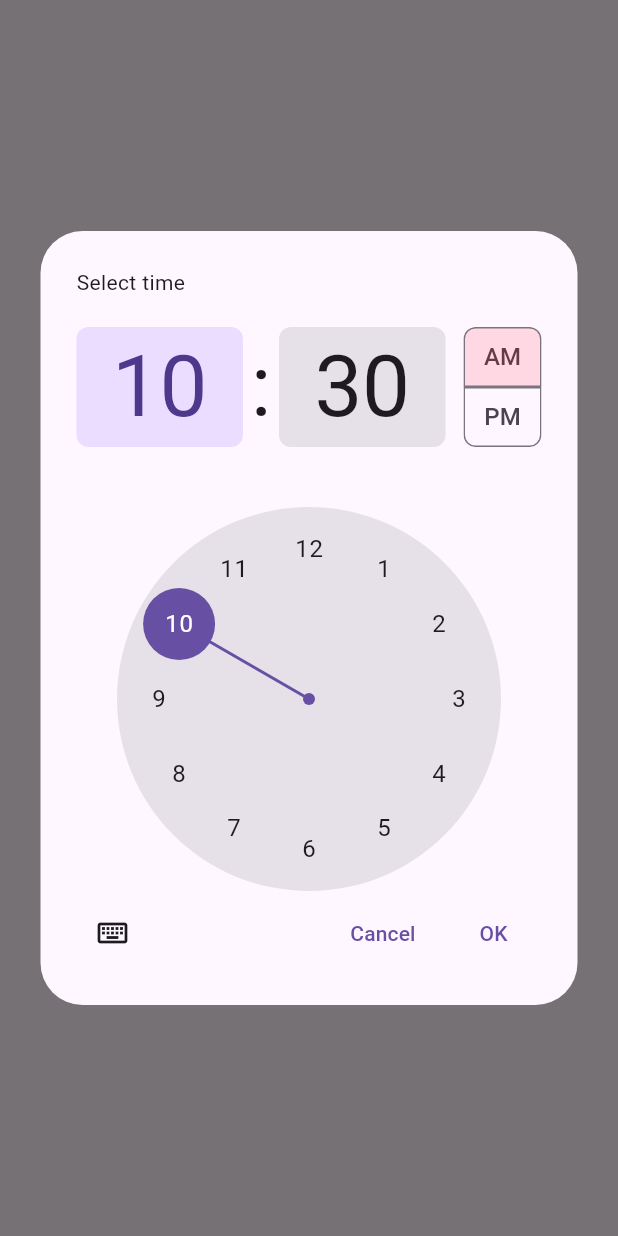
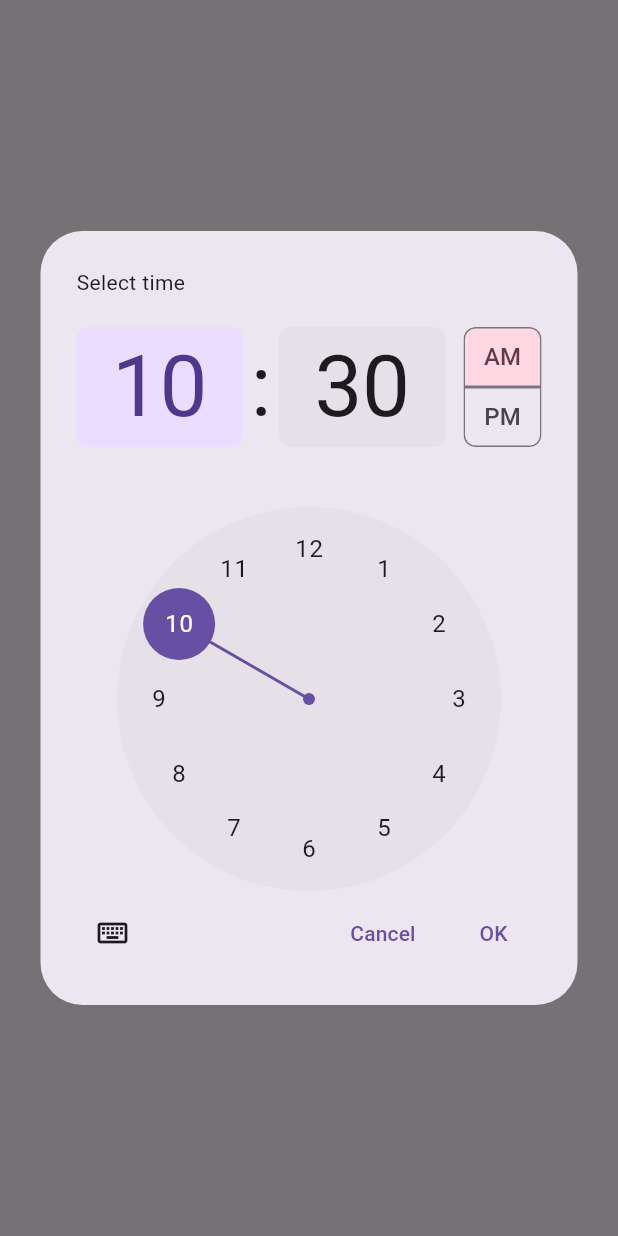
Before and after one commit to creatorjun/SafeDiary, a Flutter app: the AddEditEventDialog widget shown alone on an empty page, opened directly with empty values, after a tap on the "clear" icon, after a tap on "시작 시간", on a phone screen of 412 x 824 dp. Run offline on Flutter 3.47's test engine with Material 3 defaults, Android fonts, the phone set to English and light mode, and no system bars; our stand-ins replace crystal_navigation_bar, flutter_dotenv, flutter_secure_storage, flutter_svg_provider, get, table_calendar; missing offline and left inert: kakao_flutter_sdk, naver_login_sdk, stomp_dart_client; accounts and stored records are empty.

Commit message:
코드 정리

```diff
--- a/lib/app/controllers/chat_controller.dart
+++ b/lib/app/controllers/chat_controller.dart
@@ -64,7 +64,7 @@ class ChatController extends GetxController {
       return;
     }
 
-    String stompUrl = baseApiUrl.replaceFirst(RegExp(r'^http'), 'ws') + "/ws";
+    String stompUrl = "${baseApiUrl.replaceFirst(RegExp(r'^http'), 'ws')}/ws";
 
     if (kDebugMode) {
       print('[ChatController] Attempting to connect to STOMP: $stompUrl');
@@ -252,7 +252,7 @@ class ChatController extends GetxController {
     // 'timestamp'는 서버에서 최종적으로 설정하거나 클라이언트 시간을 참고할 수 있습니다.
     // 'id'는 서버에서 생성하므로 클라이언트에서는 보내지 않습니다.
     final messageToSendPayload = {
-      'type': MessageType.CHAT.name, // 서버 ChatMessageDto의 type 필드와 일치해야 함
+      'type': MessageType.chat.name, // 서버 ChatMessageDto의 type 필드와 일치해야 함
       'content': content,
       'senderUid': _currentUserUid,
       'receiverUid': _chatPartnerUid,
--- a/lib/app/controllers/home_controller.dart
+++ b/lib/app/controllers/home_controller.dart
@@ -156,7 +156,7 @@ class HomeController extends GetxController {
                         ),
                         onPressed: () {
                           Get.back();
-                          Get.toNamed(Routes.PROFILE_AUTH);
+                          Get.toNamed(Routes.profileAuth);
                         },
                         child: Text(
                           '지금 설정',
--- a/lib/app/controllers/profile_auth_controller.dart
+++ b/lib/app/controllers/profile_auth_controller.dart
@@ -32,7 +32,7 @@ class ProfileAuthController extends GetxController {
   void _checkPasswordStatusAndProceed() {
     // 앱 비밀번호가 설정되어 있지 않으면 바로 프로필 화면으로 이동
     if (!_loginController.user.isAppPasswordSet) {
-      Get.offNamed(Routes.PROFILE);
+      Get.offNamed(Routes.profile);
     }
   }
 
@@ -54,7 +54,7 @@ class ProfileAuthController extends GetxController {
     if (isVerified) {
       passwordController.clear();
       failedAttemptCount.value = 0;
-      Get.offNamed(Routes.PROFILE); // 인증 성공 시 프로필 화면으로 이동
+      Get.offNamed(Routes.profile); // 인증 성공 시 프로필 화면으로 이동
     } else {
       // LoginController에서 설정한 에러 메시지를 사용하거나 여기서 직접 설정
       if (_loginController.errorMessage.isNotEmpty) {
--- a/lib/app/routes/app_pages.dart
+++ b/lib/app/routes/app_pages.dart
@@ -24,31 +24,31 @@ part 'app_routes.dart'; // app_routes.dart 파일을 현재 파일의 일부로
 class AppPages {
   AppPages._(); // private constructor로, 이 클래스의 직접적인 인스턴스화 방지
 
-  static const INITIAL = Routes.LOGIN; // 앱 시작 시 첫 화면 경로
+  static const initial = Routes.login; // 앱 시작 시 첫 화면 경로
 
   static final routes = [
     GetPage(
-      name: _Paths.LOGIN,
+      name: _Paths.login,
       page: () => const LoginScreen(),
       binding: LoginBinding(),
     ),
     GetPage(
-      name: _Paths.HOME,
+      name: _Paths.home,
       page: () => const HomeScreen(),
       binding: HomeBinding(),
     ),
     GetPage(
-      name: _Paths.PROFILE_AUTH, // 개인정보 접근 인증 화면 경로
+      name: _Paths.profileAuth, // 개인정보 접근 인증 화면 경로
       page: () => const ProfileAuthScreen(), // 화면 위젯
       binding: ProfileAuthBinding(), // 바인딩
     ),
     GetPage(
-      name: _Paths.PROFILE,
+      name: _Paths.profile,
       page: () => ProfileScreen(),
       binding: ProfileBinding(),
     ),
     GetPage(
-      name: _Paths.CHAT, // 채팅 화면 경로
+      name: _Paths.chat, // 채팅 화면 경로
       page: () => const ChatScreen(), // 화면 위젯
       binding: ChatBinding(), // 바인딩
     ),
--- a/lib/app/routes/app_routes.dart
+++ b/lib/app/routes/app_routes.dart
@@ -4,18 +4,18 @@ part of 'app_pages.dart'; // app_pages.dart의 일부임을 명시
 
 abstract class Routes {
   Routes._(); // private constructor
-  static const LOGIN = _Paths.LOGIN;
-  static const HOME = _Paths.HOME;
-  static const PROFILE = _Paths.PROFILE;
-  static const PROFILE_AUTH = _Paths.PROFILE_AUTH; // PROFILE_AUTH 라우트 정의 추가
-  static const CHAT = _Paths.CHAT; // CHAT 라우트 정의 추가
+  static const login = _Paths.login;
+  static const home = _Paths.home;
+  static const profile = _Paths.profile;
+  static const profileAuth = _Paths.profileAuth; // PROFILE_AUTH 라우트 정의 추가
+  static const chat = _Paths.chat; // CHAT 라우트 정의 추가
 }
 
 abstract class _Paths {
   _Paths._(); // private constructor
-  static const LOGIN = '/login';
-  static const HOME = '/home';
-  static const PROFILE = '/profile';
-  static const PROFILE_AUTH = '/profile-auth'; // PROFILE_AUTH 경로 문자열 추가
-  static const CHAT = '/chat'; // CHAT 경로 문자열 추가
+  static const login = '/login';
+  static const home = '/home';
+  static const profile = '/profile';
+  static const profileAuth = '/profile-auth'; // PROFILE_AUTH 경로 문자열 추가
+  static const chat = '/chat'; // CHAT 경로 문자열 추가
 }
--- a/lib/app/views/chat_screen.dart
+++ b/lib/app/views/chat_screen.dart
@@ -140,7 +140,7 @@ class ChatScreen extends GetView<ChatController> {
               borderRadius: radius,
               boxShadow: [
                 BoxShadow(
-                  color: Colors.black.withOpacity(0.05),
+                  color: Colors.black.withAlpha(95),
                   blurRadius: 3,
                   offset: const Offset(0, 1),
                 )
@@ -173,7 +173,7 @@ class ChatScreen extends GetView<ChatController> {
           BoxShadow(
             offset: const Offset(0, -1),
             blurRadius: 4,
-            color: Colors.black.withOpacity(0.05),
+            color: Colors.black.withAlpha(95),
           ),
         ],
       ),
--- a/lib/app/views/home_screen.dart
+++ b/lib/app/views/home_screen.dart
@@ -58,7 +58,7 @@ class HomeScreen extends GetView<HomeController> {
             tooltip: '더보기',
             onSelected: (String value) {
               if (value == 'profile') {
-                Get.toNamed(Routes.PROFILE_AUTH);
+                Get.toNamed(Routes.profileAuth);
               } else if (value == 'logout') {
                 loginController.logout();
               }
@@ -102,7 +102,7 @@ class HomeScreen extends GetView<HomeController> {
                 controller.changeTabIndex(index);
               },
               unselectedItemColor: Colors.grey.shade400,
-              backgroundColor: theme.cardColor.withOpacity(0.85),
+              backgroundColor: theme.cardColor.withAlpha(15),
               borderRadius: 24,
               enableFloatingNavBar: true,
               items: [
--- a/lib/app/views/luck_view.dart
+++ b/lib/app/views/luck_view.dart
@@ -21,7 +21,7 @@ class LuckView extends GetView<LuckController> {
           ),
           boxShadow: [
             BoxShadow(
-              color: Colors.black.withOpacity(0.1),
+              color: Colors.black.withAlpha(90),
               blurRadius: 8.0,
               spreadRadius: 2.0,
             )
@@ -181,7 +181,7 @@ class LuckView extends GetView<LuckController> {
                       style: textStyleLarge,
                     )),
                     horizontalSpaceSmall,
-                    Icon(Icons.arrow_drop_down_circle_outlined, size: 20, color: Theme.of(context).textTheme.titleLarge?.color?.withOpacity(0.7)),
+                    Icon(Icons.arrow_drop_down_circle_outlined, size: 20, color: Theme.of(context).textTheme.titleLarge?.color?.withAlpha(30)),
                   ],
                 ),
               ),
@@ -274,7 +274,7 @@ class LuckView extends GetView<LuckController> {
             verticalSpaceSmall,
             Text(
               content,
-              style: textStyleSmall.copyWith(height: 1.5, color: Colors.black87.withOpacity(0.75)),
+              style: textStyleSmall.copyWith(height: 1.5, color: Colors.black87.withAlpha(25)),
               textAlign: TextAlign.justify,
             ),
           ],
--- a/lib/app/views/profile_screen.dart
+++ b/lib/app/views/profile_screen.dart
@@ -120,7 +120,7 @@ class ProfileScreen extends GetView<ProfileController> {
                   ),
                   onPressed: () {
                     Get.toNamed(
-                      Routes.CHAT,
+                      Routes.chat,
                       arguments: {
                         'partnerUid': partnerUserUid,
                         'partnerNickname': partnerNickname,
--- a/lib/app/views/weather_view.dart
+++ b/lib/app/views/weather_view.dart
@@ -232,7 +232,7 @@ class WeatherView extends GetView<WeatherController> {
         ),
         Positioned.fill(
           child: Container(
-            color: Colors.black.withOpacity(0.3),
+            color: Colors.black.withAlpha(30),
             padding: const EdgeInsets.symmetric(horizontal: 20.0).copyWith(
               top: MediaQuery.of(context).padding.top + 10,
               bottom: MediaQuery.of(context).padding.bottom + 20,
@@ -336,7 +336,7 @@ class WeatherView extends GetView<WeatherController> {
       child: Row(
         mainAxisAlignment: MainAxisAlignment.spaceBetween,
         children: [
-          Text(label, style: textStyleMedium.copyWith(color: Colors.white.withOpacity(0.85))),
+          Text(label, style: textStyleMedium.copyWith(color: Colors.white.withAlpha(15))),
           Text(
             value != null ? '$value$unit' : '-',
             style: textStyleMedium.copyWith(color: Colors.white, fontWeight: FontWeight.w500),
--- a/lib/app/views/widgets/add_edit_event_dialog.dart
+++ b/lib/app/views/widgets/add_edit_event_dialog.dart
@@ -62,8 +62,6 @@ class _AddEditEventDialogState extends State<AddEditEventDialog> {
         return Theme(
           data: Theme.of(context).copyWith(
             timePickerTheme: TimePickerThemeData(
-              backgroundColor: Theme.of(context).dialogBackgroundColor,
-              // 필요에 따라 다른 속성들도 커스터마이징
             ),
             textButtonTheme: TextButtonThemeData(
               style: TextButton.styleFrom(
@@ -103,7 +101,7 @@ class _AddEditEventDialogState extends State<AddEditEventDialog> {
     required IconData icon,
   }) {
     return ListTile(
-      leading: Icon(icon, color: Theme.of(context).colorScheme.primary.withOpacity(0.8)),
+      leading: Icon(icon, color: Theme.of(context).colorScheme.primary.withAlpha(20)),
       title: Text(label, style: textStyleSmall),
       subtitle: Text(
         currentTime?.format(context) ?? "시간 미지정",
@@ -141,7 +139,7 @@ class _AddEditEventDialogState extends State<AddEditEventDialog> {
           Get.snackbar("오류", "종료 시간은 시작 시간보다 늦어야 합니다.",
               snackPosition: SnackPosition.BOTTOM,
               margin: const EdgeInsets.all(12),
-              backgroundColor: Colors.red.withOpacity(0.9),
+              backgroundColor: Colors.red.withAlpha(10),
               colorText: Colors.white);
           return;
         }
--- a/lib/main.dart
+++ b/lib/main.dart
@@ -68,7 +68,7 @@ void main() async {
 
   KakaoSdk.init(nativeAppKey: kakaoNativeAppKey);
 
-  runApp(MyApp(initialRoute: autoLoginSuccess ? Routes.HOME : Routes.LOGIN));
+  runApp(MyApp(initialRoute: autoLoginSuccess ? Routes.home : Routes.login));
 }
 
 class MyApp extends StatelessWidget {
```
Also changed, not shown: lib/app/controllers/login_controller.dart (+24 -8 lines), lib/app/models/chat_models.dart (+5 -5 lines), 1 other file.
